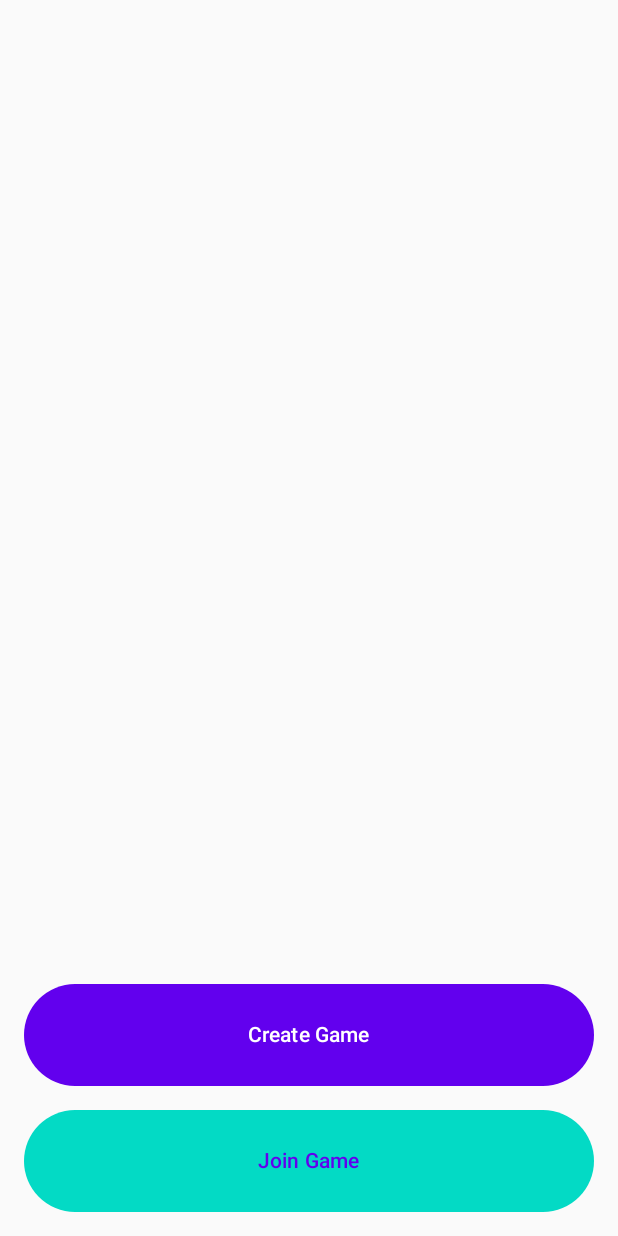
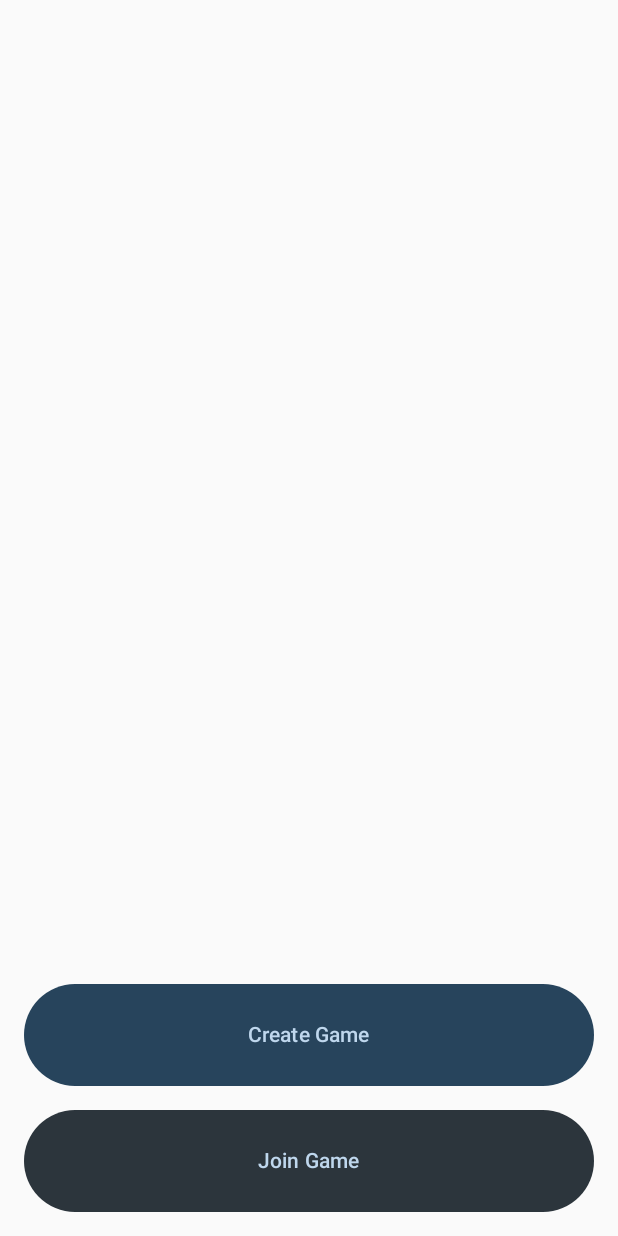
Before and after one commit to jessyjackson/PictionaryParty, an Android app built with Jetpack Compose: the main_screen screen opened through its navigation route, on a phone screen of 412 x 824 dp. Run offline under Robolectric (Android 15) with nearby library versions, the phone set to English and light mode, and no system bars; our stand-ins replace constraintlayout-compose.

Commit message:
change font

```diff
--- a/app/src/main/java/com/pictionaryparty/ui/components/Buttons.kt
+++ b/app/src/main/java/com/pictionaryparty/ui/components/Buttons.kt
@@ -9,8 +9,10 @@ import androidx.compose.material3.ButtonDefaults
 import androidx.compose.material3.Text
 import androidx.compose.runtime.Composable
 import androidx.compose.ui.Modifier
+import androidx.compose.ui.text.font.FontFamily
 import androidx.compose.ui.tooling.preview.Preview
 import androidx.compose.ui.unit.Dp
+import androidx.compose.ui.unit.TextUnit
 import androidx.compose.ui.unit.dp
 
 import com.pictionaryparty.ui.theme.DefaultButtonColor
@@ -40,6 +42,7 @@ fun PrimaryButton(
         marginBottom = marginBottom,
         marginLeft = marginLeft,
         marginRight = marginRight
+
     )
 }
 
@@ -58,7 +61,7 @@ fun SecondaryButton(
         text = text,
         enabled = enabled,
         backgroundColor = SecondaryButtonColor,
-        textColor = DefaultTextColor,
+        textColor = LightTextColor,
         marginTop = marginTop,
         marginBottom = marginBottom,
         marginLeft = marginLeft,
@@ -92,7 +95,9 @@ private fun AppButton(
     ) {
         Text(
             text = text,
-            color = textColor
+            color = textColor,
+            fontFamily = FontFamily.SansSerif,
+
         )
     }
 }
@@ -100,5 +105,6 @@ private fun AppButton(
 @Preview
 @Composable
 fun ButtonPreview() {
-    SecondaryButton(text = "Sample Button")
+    PrimaryButton(text = "Sample Button")
+    //SecondaryButton(text = "Sample Button")
 }
--- a/app/src/main/java/com/pictionaryparty/ui/components/TextFields.kt
+++ b/app/src/main/java/com/pictionaryparty/ui/components/TextFields.kt
@@ -27,6 +27,8 @@ fun AppTextField(
     marginLeft: Dp = 0.dp,
     marginRight: Dp = 0.dp
 ) {
+
+
     TextField(
         modifier = Modifier
             .fillMaxWidth()
--- a/app/src/main/java/com/pictionaryparty/ui/main/MainViewModel.kt
+++ b/app/src/main/java/com/pictionaryparty/ui/main/MainViewModel.kt
@@ -71,7 +71,7 @@ class MainViewModel @Inject constructor(
                 _gameConnectionState.emit(GameConnectionState.Success(channel.getOrThrow()))
             }
             else{
-                _gameConnectionState.emit(GameConnectionState.Failure(channel))
+                //_gameConnectionState.emit(GameConnectionState.Failure(channel))
             }
         }
     }
--- a/app/src/main/java/com/pictionaryparty/ui/main/group/JoinGroupForm.kt
+++ b/app/src/main/java/com/pictionaryparty/ui/main/group/JoinGroupForm.kt
@@ -2,4 +2,5 @@ package com.pictionaryparty.ui.main.group
 
 fun JoinGroupForm() {
     // Add code to join a group
+    // chiede nome gruppo e codice
 }
--- a/app/src/main/java/com/pictionaryparty/ui/theme/Color.kt
+++ b/app/src/main/java/com/pictionaryparty/ui/theme/Color.kt
@@ -1,6 +1,7 @@
 package com.pictionaryparty.ui.theme
 
 import androidx.compose.ui.graphics.Color
+import androidx.compose.ui.text.font.FontFamily
 
 val Purple80 = Color(0xFFD0BCFF)
 val PurpleGrey80 = Color(0xFFCCC2DC)
@@ -10,8 +11,8 @@ val Purple40 = Color(0xFF6650a4)
 val PurpleGrey40 = Color(0xFF625b71)
 val Pink40 = Color(0xFF7D5260)
 
-val PrimaryButtonColor: Color = Color(0xFF6200EE)
-val SecondaryButtonColor = Color(0xFF03DAC5)
+val PrimaryButtonColor: Color = Color(39,68,92)
+val SecondaryButtonColor = Color(44,53,60)
 val DefaultButtonColor = Color(0xFF6200EE)
-val LightTextColor = Color(0xFFFFFFFF)
+val LightTextColor = Color(191,215,237)
 val DefaultTextColor = Color(0xFF6200EE)
```
